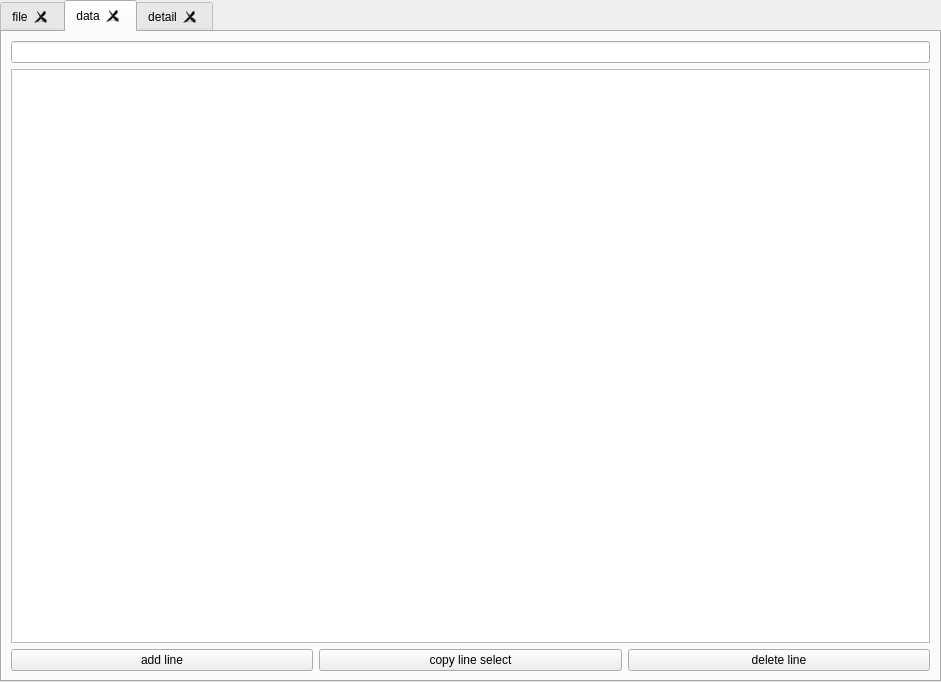
Before: the Qt Designer form Editor_UI/fileTab.ui in CMZSrost/NEOeditor, drawn with Qt 5.
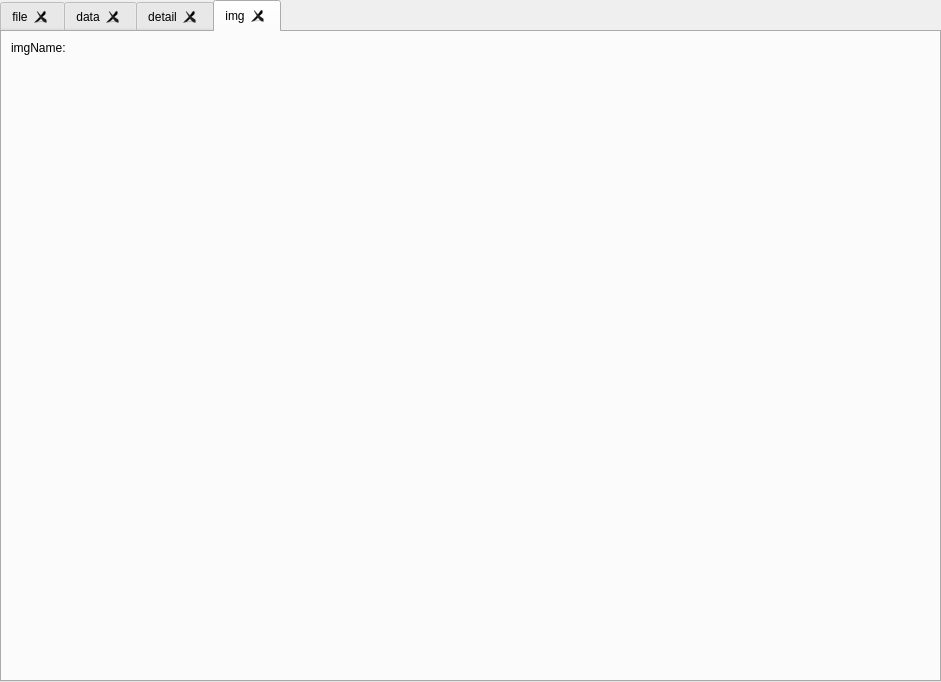
After: the same form once the commit is applied. Custom widgets are drawn as their Qt base class.

```diff
--- a/Editor_UI/fileTab.ui
+++ b/Editor_UI/fileTab.ui
@@ -20,7 +20,7 @@
    <string notr="true">TabWidget</string>
   </property>
   <property name="currentIndex">
-   <number>1</number>
+   <number>3</number>
   </property>
   <property name="tabsClosable">
    <bool>true</bool>
@@ -360,6 +360,62 @@
     </item>
    </layout>
   </widget>
+  <widget class="QWidget" name="imgtab">
+   <attribute name="title">
+    <string>img</string>
+   </attribute>
+   <layout class="QVBoxLayout" name="verticalLayout_4">
+    <item>
+     <layout class="QHBoxLayout" name="horizontalLayout">
+      <property name="spacing">
+       <number>7</number>
+      </property>
+      <property name="sizeConstraint">
+       <enum>QLayout::SetMinimumSize</enum>
+      </property>
+      <item>
+       <widget class="QLabel" name="label_7">
+        <property name="sizePolicy">
+         <sizepolicy hsizetype="Preferred" vsizetype="Minimum">
+          <horstretch>0</horstretch>
+          <verstretch>0</verstretch>
+         </sizepolicy>
+        </property>
+        <property name="text">
+         <string>imgName:</string>
+        </property>
+       </widget>
+      </item>
+      <item>
+       <widget class="QLabel" name="label_imgName">
+        <property name="sizePolicy">
+         <sizepolicy hsizetype="Expanding" vsizetype="Minimum">
+          <horstretch>0</horstretch>
+          <verstretch>0</verstretch>
+         </sizepolicy>
+        </property>
+        <property name="text">
+         <string/>
+        </property>
+       </widget>
+      </item>
+     </layout>
+    </item>
+    <item>
+     <widget class="QLabel" name="label_img">
+      <property name="sizePolicy">
+       <sizepolicy hsizetype="Expanding" vsizetype="Expanding">
+        <horstretch>0</horstretch>
+        <verstretch>0</verstretch>
+       </sizepolicy>
+      </property>
+      <property name="text">
+       <string/>
+      </property>
+     </widget>
+    </item>
+   </layout>
+  </widget>
  </widget>
  <customwidgets>
   <customwidget>
```
Left out of the diff: 2 changed lines with no effect on the pictures.
